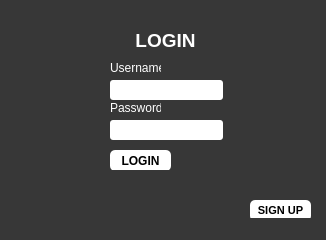
The window that loginWindow.ui (mathushun-s/football-predictive-algorithm) describes before a commit, drawn with Qt 5.
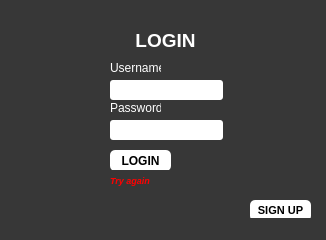
The same window after the commit. Icons and pictures are not drawn.

What changed in the file:
```diff
--- a/loginWindow.ui
+++ b/loginWindow.ui
@@ -187,7 +187,7 @@
     <property name="font">
      <font>
       <family>Arial</family>
-      <pointsize>8</pointsize>
+      <pointsize>7</pointsize>
       <weight>75</weight>
       <italic>true</italic>
       <bold>true</bold>
@@ -200,7 +200,7 @@
      <string notr="true">color: rgb(255, 0, 0);</string>
     </property>
     <property name="text">
-     <string/>
+     <string>Try again</string>
     </property>
    </widget>
    <zorder>label_2</zorder>
```
Left out of the diff: 3 changed lines with no effect on the pictures.
